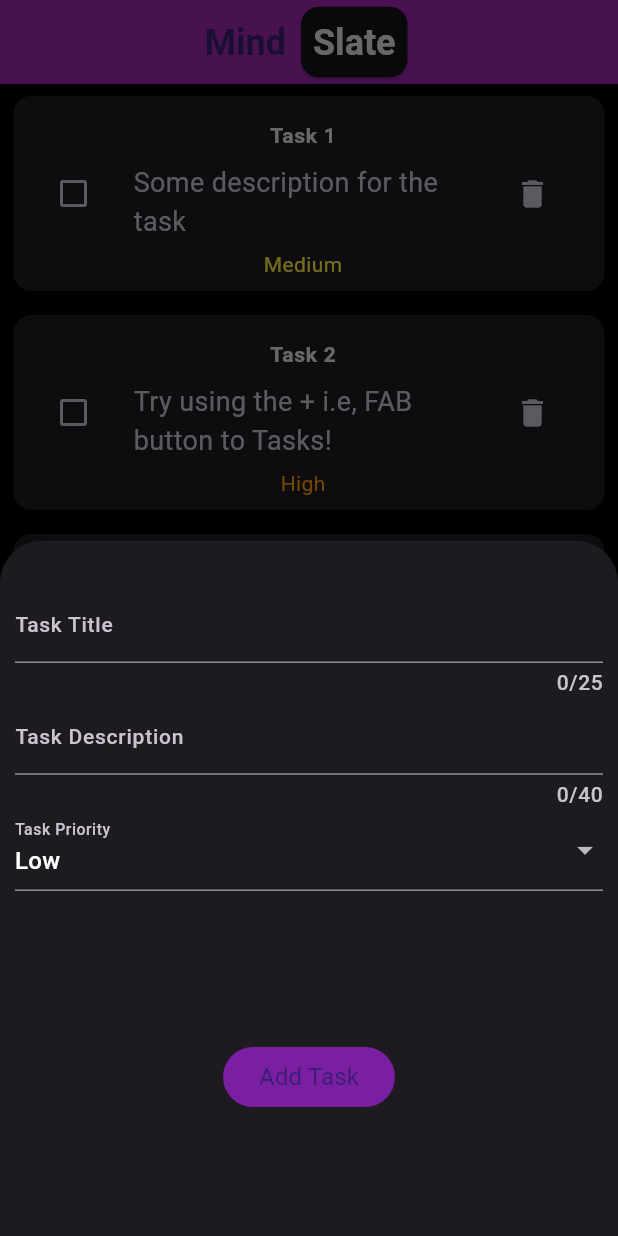
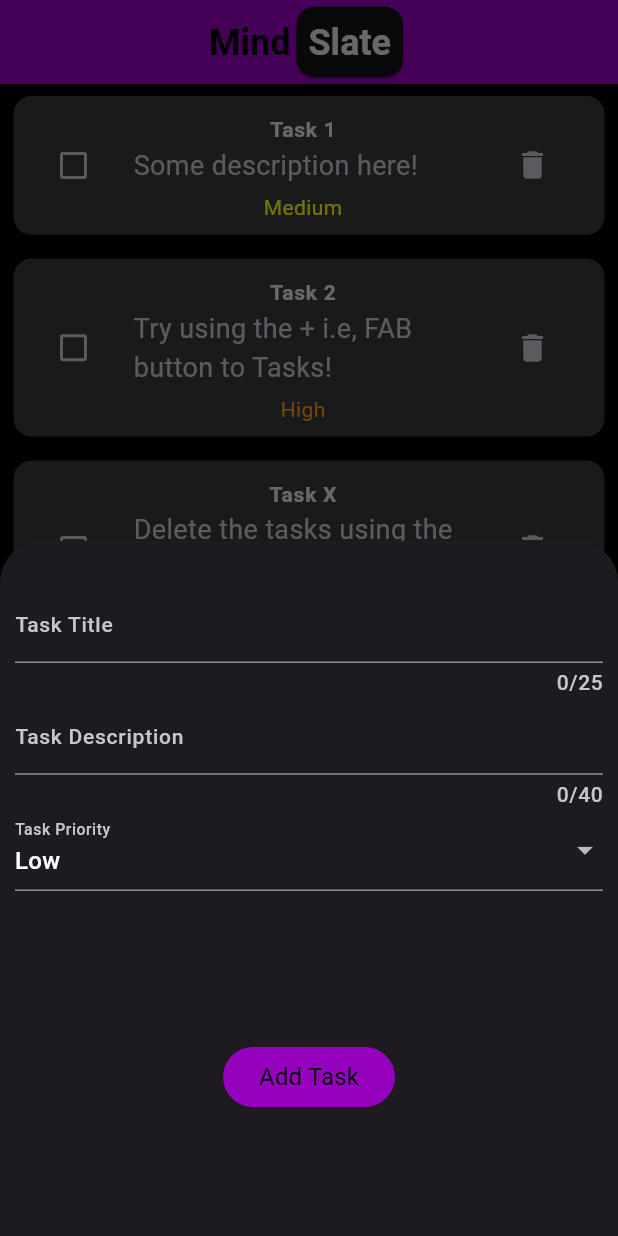
Before and after one commit to Pixel-Code-Hub206/MindSlate, a Flutter app: the screen it shows after launch, after a tap on the "add" icon, on a phone screen of 412 x 824 dp. Run offline on Flutter 3.47's test engine with Material 3 defaults, Android fonts, the phone set to English and light mode, and no system bars; our stand-ins replace device_preview; Roboto replaces fonts that are missing (Poppins).

Commit message:
Added CheckBox and FAB Theme. Changed the Entire App's Color Scheme

```diff
--- a/lib/models/tasks.dart
+++ b/lib/models/tasks.dart
@@ -1,10 +1,10 @@
 import 'package:flutter/material.dart';
 
 enum Priority{
-  urgent(color: Colors.red, pTitle: 'Urgent'),  //Priority defined in the form of a Priority instance
-  high(color: Colors.orange, pTitle: 'High'),
-  medium(color: Colors.yellow, pTitle: 'Medium'),
-  low(color: Colors.green, pTitle: 'Low');
+  urgent(color: Color(0xFFFF3232), pTitle: 'Urgent'),  //Priority defined in the form of a Priority instance
+  high(color: Color(0xFFFF961E), pTitle: 'High'),
+  medium(color: Color(0xFFF4FC17), pTitle: 'Medium'),
+  low(color: Color(0xFF3BFF48), pTitle: 'Low');
 
  final Color color;
  final String pTitle;
--- a/lib/pages/home_screen.dart
+++ b/lib/pages/home_screen.dart
@@ -17,7 +17,7 @@ class _HomeState extends State<Home> {
   Priority _selectedPriority = Priority.low;
 
   final List<Tasks> _tasks = [
-    Tasks(isTitle: 'Task 1', isBody: 'Some description for the task', priority: Priority.medium, isDone: false),
+    Tasks(isTitle: 'Task 1', isBody: 'Some description here!', priority: Priority.medium, isDone: false),
     Tasks(isTitle: 'Task 2', isBody: 'Try using the + i.e, FAB button to Tasks!', priority: Priority.high, isDone: false),
     Tasks(isTitle: 'Task X', isBody: 'Delete the tasks using the bin icon.', priority: Priority.medium, isDone: false),
   ];
@@ -28,17 +28,17 @@ class _HomeState extends State<Home> {
         backgroundColor: Theme.of(context).scaffoldBackgroundColor,
         appBar: AppBar(
           // backgroundColor: Theme.of(context).colorScheme.onPrimary,
-          title: Row(
+          title: SafeArea(
+            child: Row(
               mainAxisAlignment: MainAxisAlignment.center,
               children: [
                 Text(
                     'Mind',
                   style: Theme.of(context).textTheme.headlineMedium?.copyWith(
-                  color: Theme.of(context).colorScheme.onPrimary,
+                    color: Theme.of(context).appBarTheme.foregroundColor,
                     fontWeight: FontWeight.w600,
                   ),
                 ),
-              SizedBox(width: 6),
                 Card(
                   color: Theme.of(context).colorScheme.surface,
                  child: Padding(
@@ -55,6 +55,7 @@ class _HomeState extends State<Home> {
               ],
             ),
           ),
+        ),
 
         body: ListView.builder(
           itemCount: _tasks.length,
@@ -62,6 +63,7 @@ class _HomeState extends State<Home> {
             return Container(
               padding: EdgeInsets.symmetric(vertical: 4.0, horizontal: 5.0),
               child: Card(
+                color: Theme.of(context).cardColor,
                   child: ListTile(
                     leading : Checkbox(value: _tasks[index].isDone,
                         onChanged: (newBool) {
@@ -70,7 +72,7 @@ class _HomeState extends State<Home> {
                     ),
 
                       title: Padding(
-                        padding: const EdgeInsets.all(8.0),
+                        padding: const EdgeInsets.fromLTRB(6.0, 4.5, 6.0, 0.0),
                         child: Align(
                           alignment: Alignment.center,
                           child: Text(
@@ -139,7 +141,8 @@ class _HomeState extends State<Home> {
                             TextFormField(    //Input for the task description
                               maxLength: 25,
                               decoration: const InputDecoration(
-                                label: Text('Task Title'),
+                                hintText: 'Enter your title',
+                                labelText: 'Task Title',
                               ),
                               validator: (value) {
                                 if(value == null || value.isEmpty || value.length < 2)
@@ -156,7 +159,8 @@ class _HomeState extends State<Home> {
                             TextFormField(    //Input for the task description
                               maxLength: 40,
                               decoration: const InputDecoration(
-                                label: Text('Task Description'),
+                                hintText: 'Enter your description',
+                                labelText: 'Task Description',
                               ),
                               validator: (value) {
                                 if(value == null || value.isEmpty || value.length < 5)
@@ -173,7 +177,8 @@ class _HomeState extends State<Home> {
                             DropdownButtonFormField(
                               value: _selectedPriority,
                               decoration: const InputDecoration(
-                                label: Text('Task Priority'),
+                                hintText: 'Set your Priority',
+                                labelText: 'Task Priority',
                               ),
                               items: Priority.values.map((p) {
                                 return DropdownMenuItem(
@@ -199,12 +204,13 @@ class _HomeState extends State<Home> {
                                 }
                               },
                                 style: FilledButton.styleFrom(
-                                  backgroundColor: Colors.purple[700],
+                                  backgroundColor: Theme.of(context).appBarTheme.backgroundColor,
                                 ),
                                   child: Text(
                                     'Add Task',
                                     style: TextStyle(
                                       fontSize: 16.0,
+                                      color: Theme.of(context).appBarTheme.foregroundColor,
                                     ),
                                   ),
                               ),
@@ -216,9 +222,9 @@ class _HomeState extends State<Home> {
                   },
                 );
               },
+              shape: const CircleBorder(),
               child: const Icon(
                 Icons.add,
-                color: Colors.blueGrey,
               ),
             ),
         ),
--- a/lib/utils/theme/custom_themes/checkbox_theme.dart
+++ b/lib/utils/theme/custom_themes/checkbox_theme.dart
@@ -4,11 +4,23 @@ class MCheckBoxTheme{
 
   MCheckBoxTheme._();
 
-  static const lightCheckBoxTheme = CheckboxThemeData(
-    //Placeholder for the Light theme
+  static final lightCheckBoxTheme = CheckboxThemeData(
+    fillColor: WidgetStateProperty.resolveWith((states) {
+      if(states.contains(WidgetState.selected)){
+        return Colors.black;
+      }
+      return Colors.transparent;
+    }),
+    checkColor: WidgetStateProperty.all(Colors.white),
   );
 
-  static const darkCheckBoxTheme = CheckboxThemeData(
-    //Placeholder for the dark theme
+  static final darkCheckBoxTheme = CheckboxThemeData(
+    fillColor: WidgetStateProperty.resolveWith((states) {
+      if(states.contains(WidgetState.selected)){
+        return Colors.white;
+      }
+      return Colors.transparent;
+    }),
+    checkColor: WidgetStateProperty.all(Colors.black),
   );
 }
```
Also changed, not shown: lib/utils/theme/app_theme.dart (+9 -0 lines), lib/utils/theme/custom_themes/appBar_theme.dart (+6 -3 lines), lib/utils/theme/custom_themes/floating_action_button_theme.dart (added, +16 -0 lines). Lines whose indentation alone changed are shown as unchanged.
